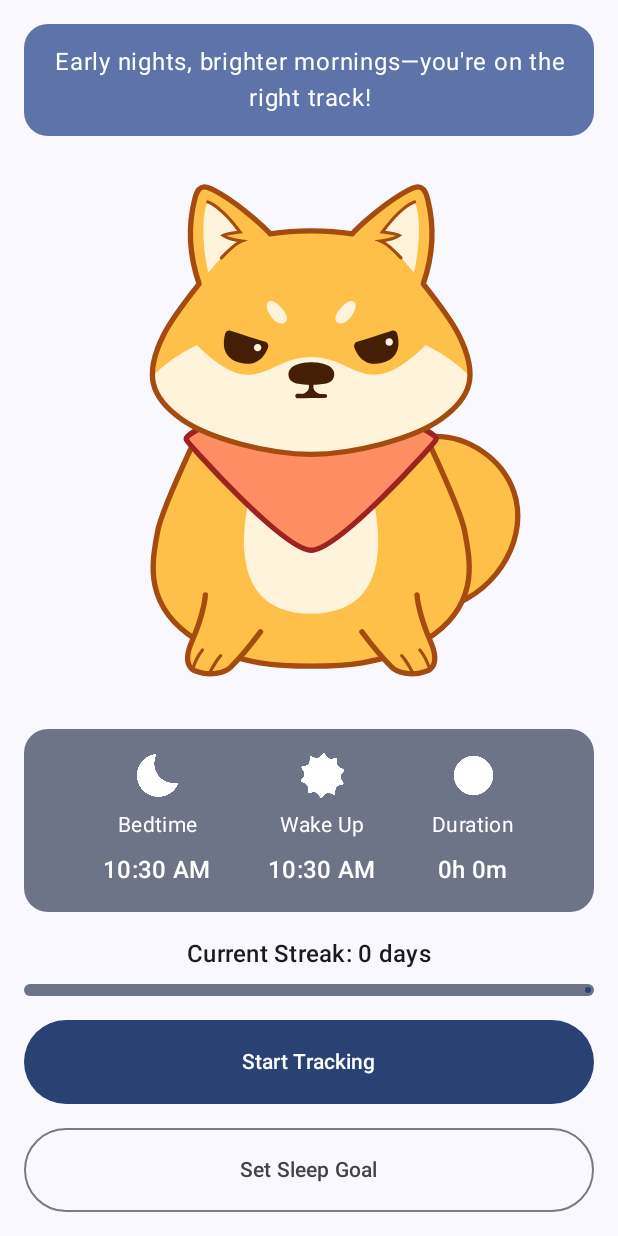
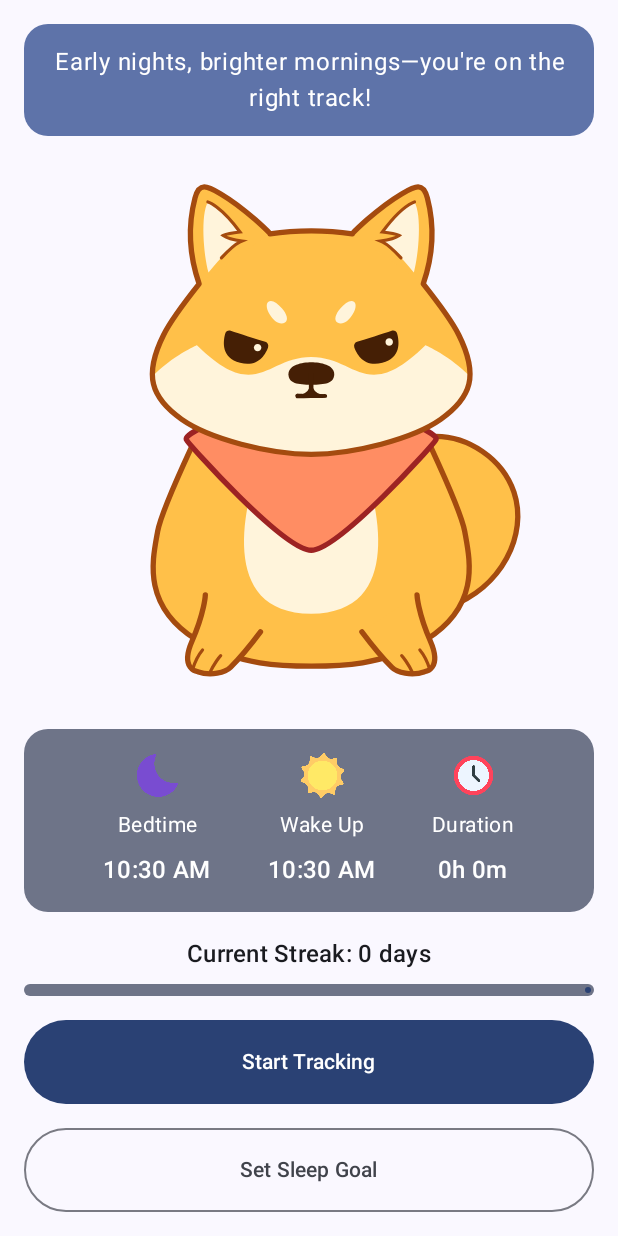
Before and after one commit to LyapunKate/SleepBuddy, an Android app built with Jetpack Compose: the HomeScreen screen opened through its navigation route, on a phone screen of 412 x 824 dp. Run offline under Robolectric (Android 15) with nearby library versions, the phone set to English and light mode, and no system bars; our stand-ins replace Room's generated code.

Commit message:
Changed color of small icons in the app

```diff
--- a/app/src/main/java/com/sleepbuddy/sleeptracker/ui/screens/HomeScreen.kt
+++ b/app/src/main/java/com/sleepbuddy/sleeptracker/ui/screens/HomeScreen.kt
@@ -25,6 +25,7 @@ import java.time.LocalDateTime
 import java.time.format.DateTimeFormatter
 import com.sleepbuddy.sleeptracker.ui.utils.rememberLastSession
 import com.sleepbuddy.sleeptracker.data.MessageState
+import androidx.compose.foundation.Image
 
 @Composable
 fun HomeScreen(
@@ -240,13 +241,13 @@ fun SleepTimeInfo(
                 horizontalAlignment = Alignment.CenterHorizontally,
                 verticalArrangement = Arrangement.spacedBy(8.dp)
             ) {
-                Icon(
+                Image(
                     painter = painterResource(id = R.drawable.ic_moon),
-                    contentDescription = "Bedtime",
+                    contentDescription = stringResource(R.string.bedtime),
                     modifier = Modifier.size(30.dp)
                 )
                 Text(
-                    text = "Bedtime",
+                    text = stringResource(R.string.bedtime),
                     style = MaterialTheme.typography.bodyMedium
                 )
                 Text(
@@ -260,13 +261,13 @@ fun SleepTimeInfo(
                 horizontalAlignment = Alignment.CenterHorizontally,
                 verticalArrangement = Arrangement.spacedBy(8.dp)
             ) {
-                Icon(
+                Image(
                     painter = painterResource(id = R.drawable.ic_sun),
-                    contentDescription = "Wake Up",
+                    contentDescription = stringResource(R.string.wake_up),
                     modifier = Modifier.size(30.dp)
                 )
                 Text(
-                    text = "Wake Up",
+                    text = stringResource(R.string.wake_up),
                     style = MaterialTheme.typography.bodyMedium
                 )
                 Text(
@@ -284,13 +285,13 @@ fun SleepTimeInfo(
                 horizontalAlignment = Alignment.CenterHorizontally,
                 verticalArrangement = Arrangement.spacedBy(8.dp)
             ) {
-                Icon(
+                Image(
                     painter = painterResource(id = R.drawable.ic_clock),
-                    contentDescription = "Duration",
+                    contentDescription = stringResource(R.string.duration_label),
                     modifier = Modifier.size(30.dp)
                 )
                 Text(
-                    text = "Duration",
+                    text = stringResource(R.string.duration_label),
                     style = MaterialTheme.typography.bodyMedium
                 )
                 Text(
```
